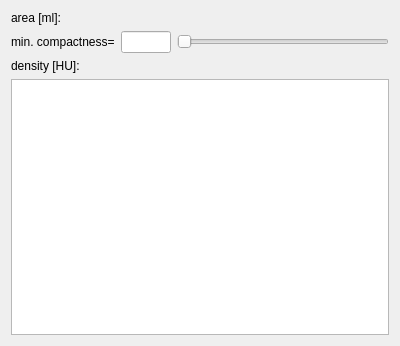
Before: the Qt Designer form lesioneditor/objects_widget_GUI.ui in mazoku/lesion_editor, drawn with Qt 5.
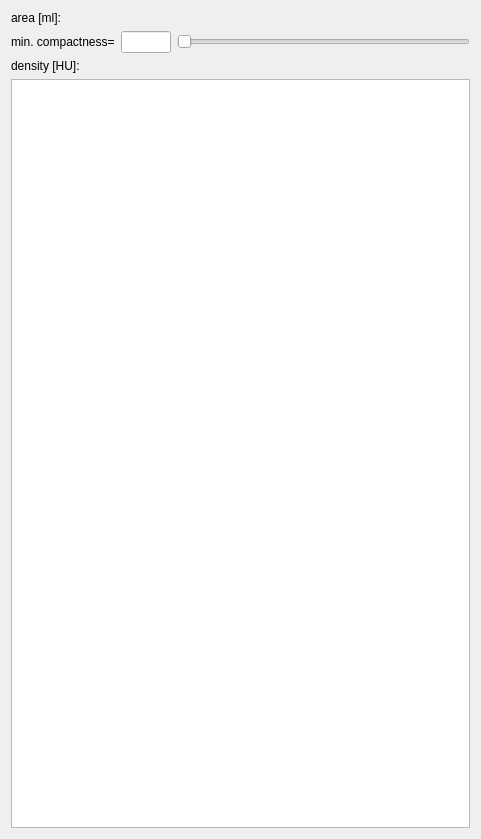
After: the same form once the commit is applied.

Patch:
```diff
--- a/lesioneditor/objects_widget_GUI.ui
+++ b/lesioneditor/objects_widget_GUI.ui
@@ -6,10 +6,16 @@
    <rect>
     <x>0</x>
     <y>0</y>
-    <width>400</width>
-    <height>346</height>
+    <width>481</width>
+    <height>839</height>
    </rect>
   </property>
+  <property name="sizePolicy">
+   <sizepolicy hsizetype="Expanding" vsizetype="Preferred">
+    <horstretch>0</horstretch>
+    <verstretch>0</verstretch>
+   </sizepolicy>
+  </property>
   <property name="windowTitle">
    <string>Objects</string>
   </property>
@@ -51,7 +57,13 @@
       </widget>
      </item>
      <item>
-      <widget class="QSlider" name="horizontalSlider">
+      <widget class="QSlider" name="min_compactness_SL">
+       <property name="maximum">
+        <number>1000</number>
+       </property>
+       <property name="singleStep">
+        <number>1</number>
+       </property>
        <property name="orientation">
         <enum>Qt::Horizontal</enum>
        </property>
```
Left out of the diff: 2 changed lines with no effect on the pictures.
